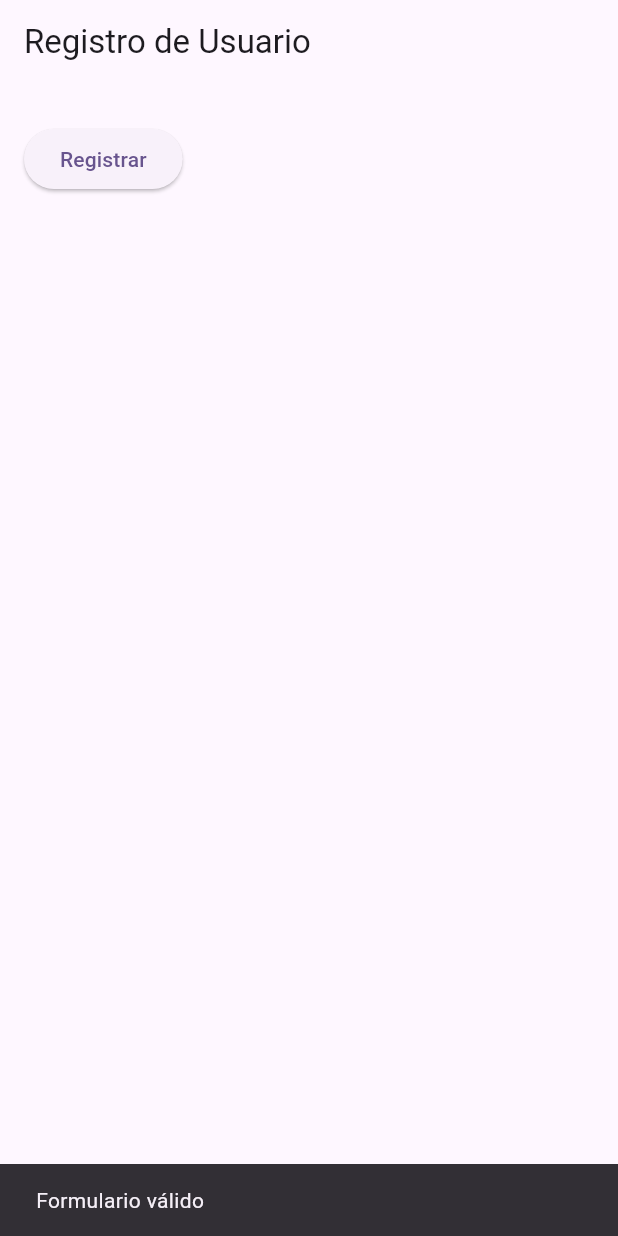
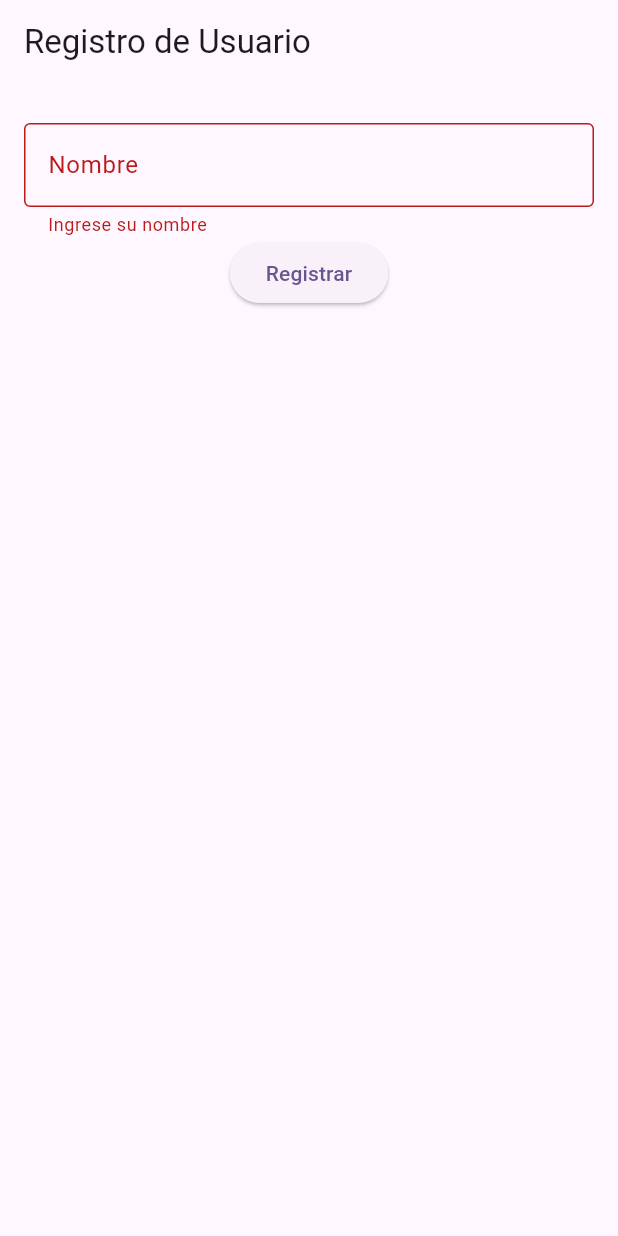
Before and after one commit to Armando-J-Salgado/Apps-Moviles---Formulario-de-registro, a Flutter app: the screen it shows after launch, after a tap on "Registrar", on a phone screen of 412 x 824 dp. Run offline on Flutter 3.47's test engine with Material 3 defaults, Android fonts, the phone set to English and light mode, and no system bars.

Commit message:
feature: Name field

```diff
--- a/lib/screens/register_screen.dart
+++ b/lib/screens/register_screen.dart
@@ -1,9 +1,11 @@
 import 'package:flutter/material.dart';
+import 'package:formulario_registro/widgets/name_field.dart';
 
 class RegisterScreen extends StatelessWidget {
   RegisterScreen({super.key});
 
   final GlobalKey<FormState> _formKey = GlobalKey<FormState>();
+  final TextEditingController nameController = TextEditingController();
 
   @override
   Widget build(BuildContext context) {
@@ -18,7 +20,7 @@
           child: Column(
             children: [
               const SizedBox(height: 10),
-              // NameField(),
+              NameField(controller: nameController,),
               // EmailField(),
               // PasswordField(),
               // ConfirmPasswordField(),
--- /dev/null
+++ b/lib/utils/validators.dart
@@ -0,0 +1,13 @@
+class Validators {
+  static String? nameValidator(String? value) {
+    if (value == null || value.trim().isEmpty) {
+      return 'Ingrese su nombre';
+    }
+
+    if (value.trim().length < 3) {
+      return 'Mínimo 3 caracteres';
+    }
+
+    return null;
+  }
+}
--- /dev/null
+++ b/lib/widgets/name_field.dart
@@ -0,0 +1,23 @@
+import 'package:flutter/material.dart';
+import '../utils/validators.dart';
+
+class NameField extends StatelessWidget {
+  final TextEditingController controller;
+
+  const NameField({
+    super.key,
+    required this.controller,
+  });
+
+  @override
+  Widget build(BuildContext context) {
+    return TextFormField(
+      controller: controller,
+      decoration: const InputDecoration(
+        labelText: 'Nombre',
+        border: OutlineInputBorder(),
+      ),
+      validator: Validators.nameValidator,
+    );
+  }
+}
```
